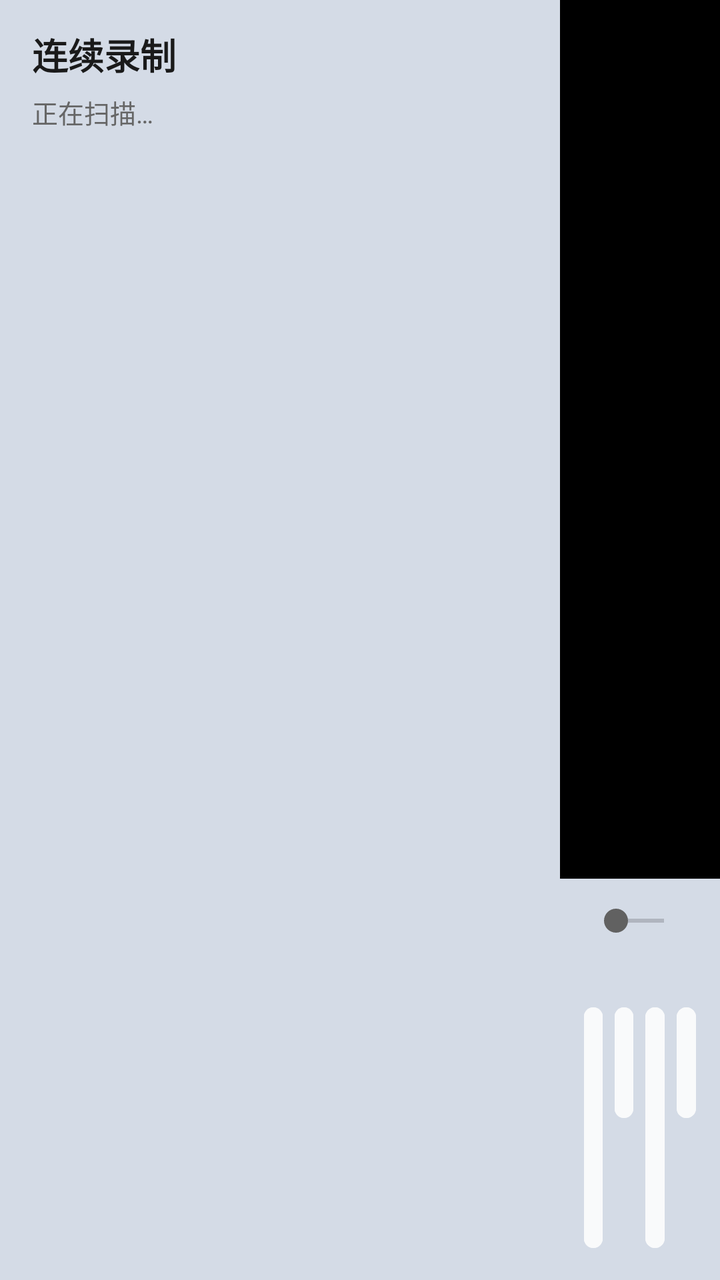
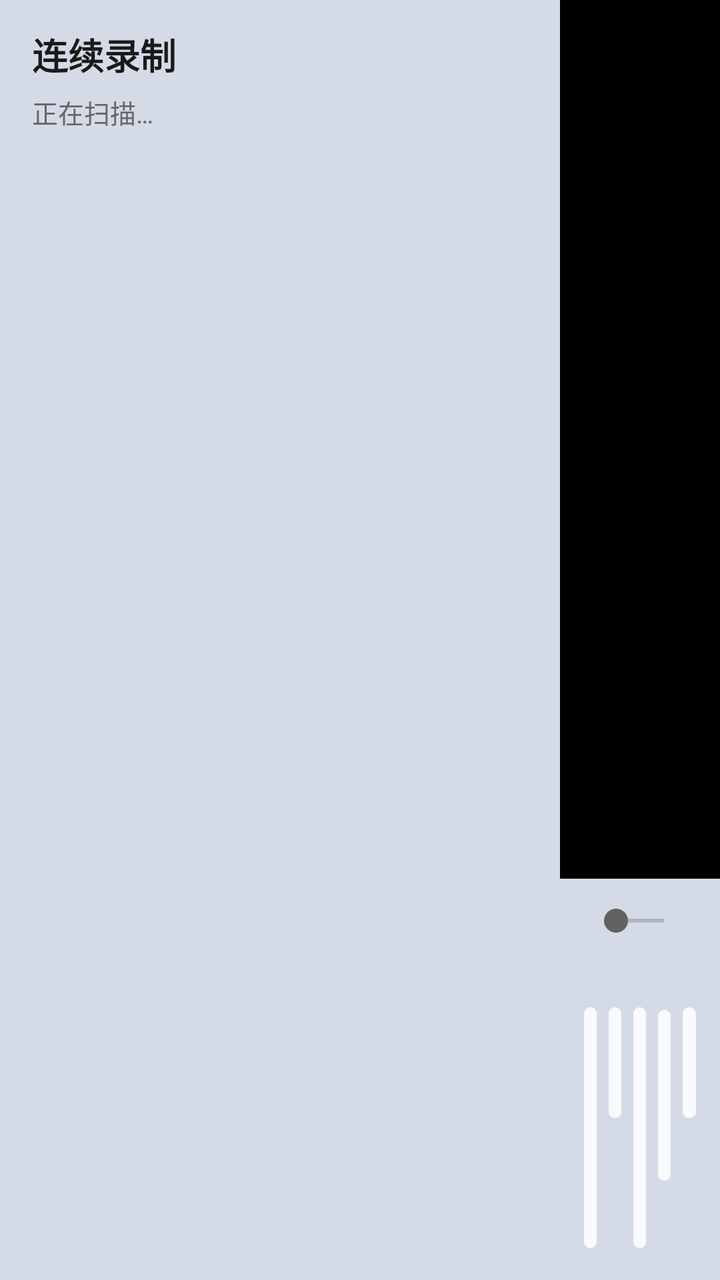

Before-and-after screenshots of an Android layout around one commit, followed by the original layout XML and the change that was made.
<!-- AndroidManifest.xml: activity theme Theme.Cam.Fullscreen -->
<!-- res/layout/activity_timeline_player.xml -->
<?xml version="1.0" encoding="utf-8"?>
<LinearLayout xmlns:android="http://schemas.android.com/apk/res/android"
    android:layout_width="match_parent"
    android:layout_height="match_parent"
    android:orientation="horizontal"
    android:background="#FF000000">

    
    <LinearLayout
        android:layout_width="280dp"
        android:layout_height="match_parent"
        android:orientation="vertical"
        android:background="@color/menu_background">

        <TextView
            android:layout_width="match_parent"
            android:layout_height="wrap_content"
            android:paddingStart="16dp"
            android:paddingEnd="16dp"
            android:paddingTop="14dp"
            android:paddingBottom="6dp"
            android:text="连续录制"
            android:textColor="@color/text_primary"
            android:textSize="18sp"
            android:textStyle="bold" />

        <TextView
            android:id="@+id/timeline_list_summary"
            android:layout_width="match_parent"
            android:layout_height="wrap_content"
            android:paddingStart="16dp"
            android:paddingEnd="16dp"
            android:paddingBottom="8dp"
            android:textColor="@color/text_secondary"
            android:textSize="13sp"
            android:text="正在扫描…" />

        <androidx.recyclerview.widget.RecyclerView
            android:id="@+id/timeline_session_list"
            android:layout_width="match_parent"
            android:layout_height="0dp"
            android:layout_weight="1"
            android:clipToPadding="false"
            android:paddingBottom="8dp" />
    </LinearLayout>

    
    <LinearLayout
        android:layout_width="0dp"
        android:layout_height="match_parent"
        android:layout_weight="1"
        android:orientation="vertical">

        <FrameLayout
            android:layout_width="match_parent"
            android:layout_height="0dp"
            android:layout_weight="1">

            
            <TextureView
                android:id="@+id/timeline_video"
                android:layout_width="match_parent"
                android:layout_height="match_parent"
                android:layout_gravity="center" />

            
            <View
                android:id="@+id/timeline_video_cover"
                android:layout_width="match_parent"
                android:layout_height="match_parent"
                android:background="#FF000000"
                android:visibility="gone" />

            <TextView
                android:id="@+id/timeline_info"
                android:layout_width="wrap_content"
                android:layout_height="wrap_content"
                android:layout_gravity="top|start"
                android:layout_margin="12dp"
                android:background="@drawable/camera_label_background"
                android:paddingStart="12dp"
                android:paddingEnd="12dp"
                android:paddingTop="6dp"
                android:paddingBottom="6dp"
                android:textColor="#DDFFFFFF"
                android:textSize="13sp" />
        </FrameLayout>

        
        <LinearLayout
            android:layout_width="match_parent"
            android:layout_height="wrap_content"
            android:orientation="vertical"
            android:padding="12dp"
            android:background="@color/menu_background">

            <SeekBar
                android:id="@+id/timeline_seek"
                android:layout_width="match_parent"
                android:layout_height="wrap_content" />

            <TextView
                android:id="@+id/timeline_position"
                android:layout_width="wrap_content"
                android:layout_height="wrap_content"
                android:layout_gravity="center_horizontal"
                android:layout_marginTop="2dp"
                android:textColor="#FFFFFF"
                android:textSize="15sp"
                android:fontFamily="monospace" />

            <LinearLayout
                android:layout_width="match_parent"
                android:layout_height="wrap_content"
                android:orientation="horizontal"
                android:layout_marginTop="8dp">

                <Button
                    android:id="@+id/timeline_prev_session"
                    android:layout_width="0dp"
                    android:layout_height="wrap_content"
                    android:layout_weight="1"
                    android:layout_marginEnd="6dp"
                    android:text="上一段录制"
                    android:textSize="15sp"
                    android:backgroundTint="@color/button_background"
                    android:textColor="@color/button_text" />

                <Button
                    android:id="@+id/timeline_play_pause"
                    android:layout_width="0dp"
                    android:layout_height="wrap_content"
                    android:layout_weight="1"
                    android:layout_marginEnd="6dp"
                    android:text="播放"
                    android:textSize="15sp"
                    android:backgroundTint="@color/button_background"
                    android:textColor="@color/button_text" />

                <Button
                    android:id="@+id/timeline_next_session"
                    android:layout_width="0dp"
                    android:layout_height="wrap_content"
                    android:layout_weight="1"
                    android:layout_marginEnd="6dp"
                    android:text="下一段录制"
                    android:textSize="15sp"
                    android:backgroundTint="@color/button_background"
                    android:textColor="@color/button_text" />

                <Button
                    android:id="@+id/timeline_close"
                    android:layout_width="0dp"
                    android:layout_height="wrap_content"
                    android:layout_weight="1"
                    android:text="关闭"
                    android:textSize="15sp"
                    android:backgroundTint="@color/button_background"
                    android:textColor="@color/button_text" />
            </LinearLayout>
        </LinearLayout>
    </LinearLayout>

</LinearLayout>
<!-- resources referenced by this layout -->
<resources>
  <color name="button_background">#FFF9FAFB</color>
  <color name="button_text">#FF1A1A1A</color>
  <color name="menu_background">#FFD4DBE6</color>
  <color name="text_primary">#FF1A1A1A</color>
  <color name="text_secondary">#FF666666</color>
  <!-- drawable camera_label_background (drawable) -->
  <?xml version="1.0" encoding="utf-8"?>
  <shape xmlns:android="http://schemas.android.com/apk/res/android"
      android:shape="rectangle">
      <solid android:color="#80000000" />
      <corners android:radius="8dp" />
  </shape>
  <style name="Theme.Cam.Fullscreen" parent="Theme.Cam">
          <item name="android:windowFullscreen">true</item>
          <item name="android:windowContentOverlay">@null</item>
          <item name="android:windowBackground">@android:color/black</item>
          <item name="android:colorBackground">@android:color/black</item>
      </style>
  <style name="Theme.Cam" parent="Base.Theme.Cam" />
  <style name="Base.Theme.Cam" parent="Theme.Material3.DayNight.NoActionBar">
          
          <item name="colorPrimary">#424242</item>
          <item name="colorPrimaryVariant">#2A2A2A</item>
          <item name="colorOnPrimary">#FFFFFF</item>
          <item name="colorSecondary">#616161</item>
          <item name="colorSecondaryVariant">#424242</item>
          <item name="colorOnSecondary">#FFFFFF</item>
          <item name="android:colorBackground">#1A1A1A</item>
          <item name="colorSurface">#2A2A2A</item>
          <item name="colorOnSurface">#FFFFFF</item>
          <item name="android:statusBarColor">#2A2A2A</item>
          <item name="android:navigationBarColor">#000000</item>
          
          <item name="android:windowBackground">@color/page_background</item>
          
          <item name="android:windowSplashScreenBackground">@color/page_background</item>
          <item name="android:windowSplashScreenAnimatedIcon">@mipmap/ic_launcher</item>
      </style>
  <color name="page_background">#FFD4DBE6</color>
</resources>

<!-- the commit's change to res/layout/activity_timeline_player.xml (unified diff, before → after) -->
@@ -149,6 +149,17 @@
                     android:textColor="@color/button_text" />
 
                 <Button
+                    android:id="@+id/timeline_speed"
+                    android:layout_width="0dp"
+                    android:layout_height="wrap_content"
+                    android:layout_weight="1"
+                    android:layout_marginEnd="6dp"
+                    android:text="1.0x"
+                    android:textSize="15sp"
+                    android:backgroundTint="@color/button_background"
+                    android:textColor="@color/button_text" />
+
+                <Button
                     android:id="@+id/timeline_close"
                     android:layout_width="0dp"
                     android:layout_height="wrap_content"
